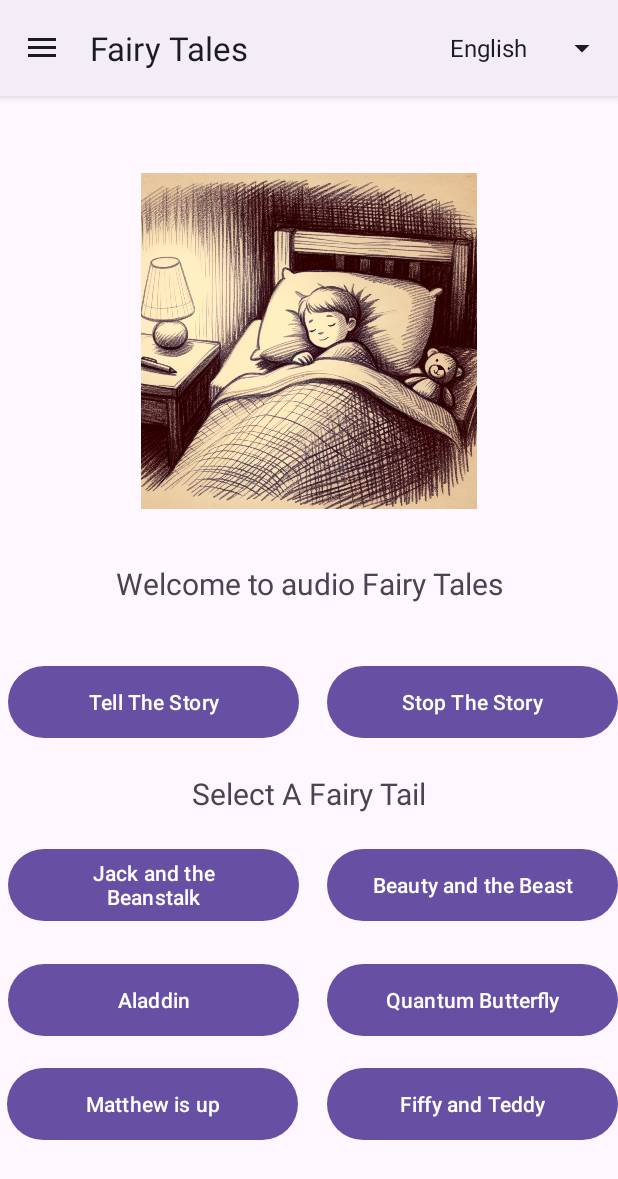
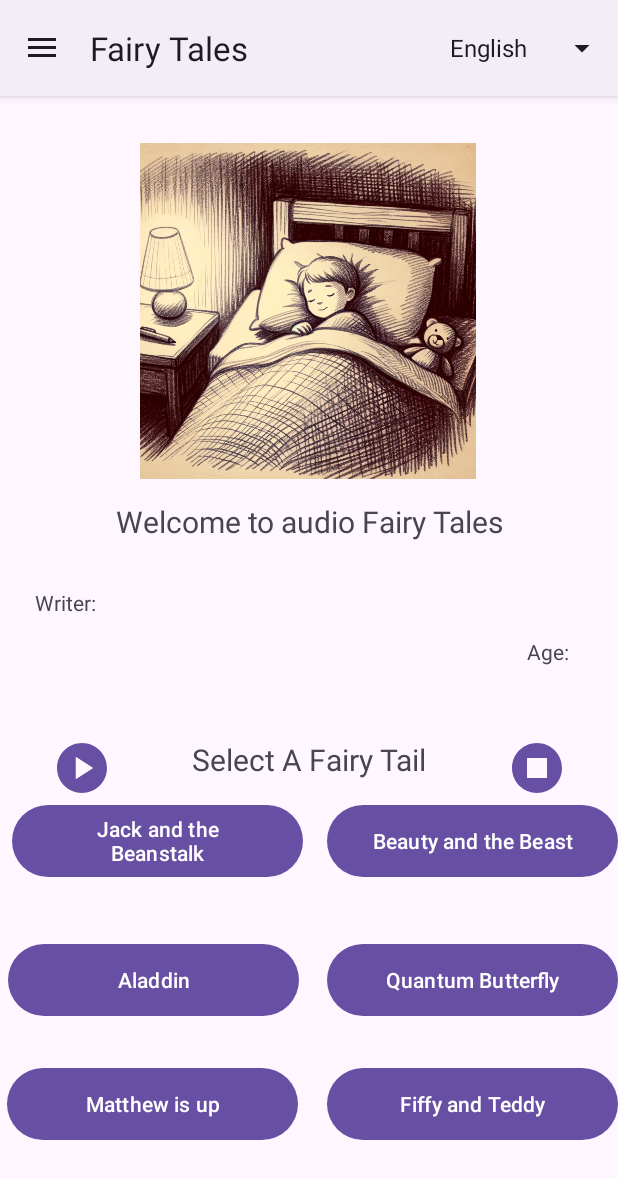
Before and after one commit to tassosant/telikh_ergasia, an Android app: the MainActivity1 screen opened directly, with no data from a screen before it, after a tap on "Fiffy and Teddy", on a phone screen of 412 x 824 dp. Shown: the top 1179 px of the screen. Run offline under Robolectric (Android 15) with nearby library versions, the phone set to English and light mode, and no system bars; our stand-ins replace Firebase (no records; nobody signed in at launch, a user with empty details on screens opened directly); 5 statements that could not run were skipped.

Commit message:
Changed button icons for play and stop, implemented textViews for writer and age

```diff
--- a/app/src/main/java/com/unipi/tantoniou/telikh_ergasia/activities/dynamic/MainActivity1.java
+++ b/app/src/main/java/com/unipi/tantoniou/telikh_ergasia/activities/dynamic/MainActivity1.java
@@ -24,6 +24,10 @@ public class MainActivity1 extends CustomMenuActivity {
     ImageView storyImage;
 
     TextView textViewTitle;
+
+    TextView textViewAge;
+
+    TextView textViewWriter;
     MyTts myTts;
 
     Button tellTheStory;
@@ -55,6 +59,8 @@ public class MainActivity1 extends CustomMenuActivity {
         storyImage.setImageDrawable(getResources().getDrawable(R.drawable.home_image));
         textViewTitle = findViewById(R.id.textViewTitle);
         textViewTitle.setText("Welcome to audio Fairy Tales");
+        textViewWriter = findViewById(R.id.textViewWriter);
+        textViewAge = findViewById(R.id.textViewAge);
         tellTheStory = findViewById(R.id.button3);
         tellTheStory.setVisibility(View.INVISIBLE);
         stopTheStory = findViewById(R.id.button);
@@ -120,6 +126,8 @@ public class MainActivity1 extends CustomMenuActivity {
         valueEventListenerCustom.setStoryImage(storyImage);
         valueEventListenerCustom.setTitle(textViewTitle);
         valueEventListenerCustom.setText(story);
+        valueEventListenerCustom.setWriter(textViewWriter);
+        valueEventListenerCustom.setAge(textViewAge);
         storyReference.addListenerForSingleValueEvent(valueEventListenerCustom);
         tellTheStory.setVisibility(View.VISIBLE);
         stopTheStory.setVisibility(View.VISIBLE);
@@ -135,6 +143,8 @@ public class MainActivity1 extends CustomMenuActivity {
         valueEventListenerCustom.setStoryImage(storyImage);
         valueEventListenerCustom.setTitle(textViewTitle);
         valueEventListenerCustom.setText(story);
+        valueEventListenerCustom.setWriter(textViewWriter);
+        valueEventListenerCustom.setAge(textViewAge);
         storyReference.addListenerForSingleValueEvent(valueEventListenerCustom);
         tellTheStory.setVisibility(View.VISIBLE);
         stopTheStory.setVisibility(View.VISIBLE);
@@ -149,6 +159,8 @@ public class MainActivity1 extends CustomMenuActivity {
         valueEventListenerCustom.setStoryImage(storyImage);
         valueEventListenerCustom.setTitle(textViewTitle);
         valueEventListenerCustom.setText(story);
+        valueEventListenerCustom.setWriter(textViewWriter);
+        valueEventListenerCustom.setAge(textViewAge);
         storyReference.addListenerForSingleValueEvent(valueEventListenerCustom);
         tellTheStory.setVisibility(View.VISIBLE);
         stopTheStory.setVisibility(View.VISIBLE);
@@ -163,6 +175,8 @@ public class MainActivity1 extends CustomMenuActivity {
         valueEventListenerCustom.setStoryImage(storyImage);
         valueEventListenerCustom.setTitle(textViewTitle);
         valueEventListenerCustom.setText(story);
+        valueEventListenerCustom.setWriter(textViewWriter);
+        valueEventListenerCustom.setAge(textViewAge);
         storyReference.addListenerForSingleValueEvent(valueEventListenerCustom);
         tellTheStory.setVisibility(View.VISIBLE);
         stopTheStory.setVisibility(View.VISIBLE);
@@ -178,6 +192,8 @@ public class MainActivity1 extends CustomMenuActivity {
         valueEventListenerCustom.setStoryImage(storyImage);
         valueEventListenerCustom.setTitle(textViewTitle);
         valueEventListenerCustom.setText(story);
+        valueEventListenerCustom.setWriter(textViewWriter);
+        valueEventListenerCustom.setAge(textViewAge);
         storyReference.addListenerForSingleValueEvent(valueEventListenerCustom);
         tellTheStory.setVisibility(View.VISIBLE);
         stopTheStory.setVisibility(View.VISIBLE);
@@ -192,6 +208,8 @@ public class MainActivity1 extends CustomMenuActivity {
         valueEventListenerCustom.setStoryImage(storyImage);
         valueEventListenerCustom.setTitle(textViewTitle);
         valueEventListenerCustom.setText(story);
+        valueEventListenerCustom.setWriter(textViewWriter);
+        valueEventListenerCustom.setAge(textViewAge);
         storyReference.addListenerForSingleValueEvent(valueEventListenerCustom);
         tellTheStory.setVisibility(View.VISIBLE);
         stopTheStory.setVisibility(View.VISIBLE);
--- a/app/src/main/java/com/unipi/tantoniou/telikh_ergasia/database/ValueEventListenerCustom.java
+++ b/app/src/main/java/com/unipi/tantoniou/telikh_ergasia/database/ValueEventListenerCustom.java
@@ -27,6 +27,8 @@ public class ValueEventListenerCustom implements ValueEventListener {
     ImageView storyImage;
 
     TextView title;
+
+    TextView age;
 
     TextView writer;
     String text;
@@ -78,8 +80,14 @@ public class ValueEventListenerCustom implements ValueEventListener {
         }
 
 
+        if(this.writer!=null) {
+            getElementWriter(snapshot);
+        }
 
-//        getElementWriter(snapshot);
+        if(this.age!=null){
+            getElementAge(snapshot);
+        }
+
 //        getElementId(snapshot);
     }
 
@@ -121,7 +129,15 @@ public class ValueEventListenerCustom implements ValueEventListener {
     }
 
     private void getElementWriter(DataSnapshot dataSnapshot){
-       this.writer.setText(dataSnapshot.child("Writer").getValue().toString());
+        StringBuilder stringBuilder = new StringBuilder("Writer:");
+        stringBuilder.append(dataSnapshot.child("Writer").getValue().toString());
+       this.writer.setText(stringBuilder.toString());
+    }
+
+    private void getElementAge(DataSnapshot dataSnapshot){
+        StringBuilder stringBuilder = new StringBuilder("Age:");
+        stringBuilder.append(dataSnapshot.child("Age").getValue().toString());
+        this.age.setText(stringBuilder);
     }
 
     private void getTitle(DataSnapshot snapshot){
@@ -151,4 +167,13 @@ public class ValueEventListenerCustom implements ValueEventListener {
     public void setText(String text) {
         this.text = text;
     }
+
+
+    public TextView getAge() {
+        return age;
+    }
+
+    public void setAge(TextView age) {
+        this.age = age;
+    }
 }
--- /dev/null
+++ b/app/src/main/res/drawable/ic_play.xml
@@ -0,0 +1,5 @@
+<vector android:height="24dp" android:tint="#000000"
+    android:viewportHeight="24" android:viewportWidth="24"
+    android:width="24dp" xmlns:android="http://schemas.android.com/apk/res/android">
+    <path android:fillColor="@android:color/white" android:pathData="M12,2C6.48,2 2,6.48 2,12s4.48,10 10,10s10,-4.48 10,-10S17.52,2 12,2zM9.5,16.5v-9l7,4.5L9.5,16.5z"/>
+</vector>
--- /dev/null
+++ b/app/src/main/res/drawable/ic_stop.xml
@@ -0,0 +1,5 @@
+<vector android:height="24dp" android:tint="#000000"
+    android:viewportHeight="24" android:viewportWidth="24"
+    android:width="24dp" xmlns:android="http://schemas.android.com/apk/res/android">
+    <path android:fillColor="@android:color/white" android:pathData="M12,2C6.48,2 2,6.48 2,12c0,5.52 4.48,10 10,10s10,-4.48 10,-10C22,6.48 17.52,2 12,2zM16,16H8V8h8V16z"/>
+</vector>
--- a/app/src/main/res/layout/activity_main1.xml
+++ b/app/src/main/res/layout/activity_main1.xml
@@ -16,26 +16,26 @@
 
         <Button
             android:id="@+id/button"
-            android:layout_width="194dp"
-            android:layout_height="56dp"
-            android:layout_marginBottom="328dp"
+            android:layout_width="40dp"
+            android:layout_height="40dp"
+            android:layout_marginBottom="292dp"
+            android:background="@drawable/ic_stop"
             android:onClick="stopStory"
-            android:text="Stop The Story"
             app:layout_constraintBottom_toBottomOf="parent"
             app:layout_constraintEnd_toEndOf="parent"
-            app:layout_constraintHorizontal_bias="1.0"
+            app:layout_constraintHorizontal_bias="0.908"
             app:layout_constraintStart_toStartOf="parent" />
 
         <Button
             android:id="@+id/button3"
-            android:layout_width="194dp"
-            android:layout_height="56dp"
-            android:layout_marginBottom="328dp"
+            android:layout_width="40dp"
+            android:layout_height="40dp"
+            android:layout_marginBottom="292dp"
+            android:background="@drawable/ic_play"
             android:onClick="tellStory"
-            android:text="Tell The Story"
             app:layout_constraintBottom_toBottomOf="parent"
             app:layout_constraintEnd_toEndOf="parent"
-            app:layout_constraintHorizontal_bias="0.023"
+            app:layout_constraintHorizontal_bias="0.094"
             app:layout_constraintStart_toStartOf="parent" />
 
         <Button
@@ -63,8 +63,8 @@
             app:layout_constraintEnd_toEndOf="parent"
             app:layout_constraintHorizontal_bias="0.023"
             app:layout_constraintStart_toStartOf="parent"
-            app:layout_constraintTop_toBottomOf="@+id/button3"
-            app:layout_constraintVertical_bias="0.674" />
+            app:layout_constraintTop_toBottomOf="@+id/textViewTitle"
+            app:layout_constraintVertical_bias="0.753" />
 
         <Button
             android:id="@+id/buttonStory5"
@@ -89,10 +89,10 @@
             android:text="@string/jack"
             app:layout_constraintBottom_toBottomOf="parent"
             app:layout_constraintEnd_toEndOf="parent"
-            app:layout_constraintHorizontal_bias="0.023"
+            app:layout_constraintHorizontal_bias="0.036"
             app:layout_constraintStart_toStartOf="parent"
-            app:layout_constraintTop_toBottomOf="@+id/button3"
-            app:layout_constraintVertical_bias="0.311" />
+            app:layout_constraintTop_toBottomOf="@+id/textViewTitle"
+            app:layout_constraintVertical_bias="0.478" />
 
         <Button
             android:id="@+id/buttonStory6"
@@ -105,8 +105,8 @@
             app:layout_constraintEnd_toEndOf="parent"
             app:layout_constraintHorizontal_bias="1.0"
             app:layout_constraintStart_toStartOf="parent"
-            app:layout_constraintTop_toBottomOf="@+id/button3"
-            app:layout_constraintVertical_bias="0.674" />
+            app:layout_constraintTop_toBottomOf="@+id/textViewTitle"
+            app:layout_constraintVertical_bias="0.753" />
 
         <Button
             android:id="@+id/buttonStory"
@@ -119,8 +119,8 @@
             app:layout_constraintEnd_toEndOf="parent"
             app:layout_constraintHorizontal_bias="1.0"
             app:layout_constraintStart_toStartOf="parent"
-            app:layout_constraintTop_toBottomOf="@+id/button3"
-            app:layout_constraintVertical_bias="0.311" />
+            app:layout_constraintTop_toBottomOf="@+id/textViewTitle"
+            app:layout_constraintVertical_bias="0.478" />
 
         <ImageView
             android:id="@+id/storyImage"
@@ -129,21 +129,24 @@
             android:contentDescription="Story image"
             app:layout_constraintBottom_toBottomOf="parent"
             app:layout_constraintEnd_toEndOf="parent"
+            app:layout_constraintHorizontal_bias="0.497"
             app:layout_constraintStart_toStartOf="parent"
             app:layout_constraintTop_toTopOf="parent"
-            app:layout_constraintVertical_bias="0.072"
+            app:layout_constraintVertical_bias="0.033"
             tools:srcCompat="@tools:sample/avatars" />
 
         <TextView
             android:id="@+id/textViewTitle"
-            android:layout_width="273dp"
-            android:layout_height="44dp"
+            android:layout_width="342dp"
+            android:layout_height="38dp"
             android:textAlignment="center"
             android:textSize="20sp"
             app:layout_constraintBottom_toTopOf="@+id/button3"
             app:layout_constraintEnd_toEndOf="parent"
+            app:layout_constraintHorizontal_bias="0.507"
             app:layout_constraintStart_toStartOf="parent"
-            app:layout_constraintTop_toBottomOf="@+id/storyImage" />
+            app:layout_constraintTop_toBottomOf="@+id/storyImage"
+            app:layout_constraintVertical_bias="0.0" />
 
         <TextView
             android:id="@+id/textView2"
@@ -156,8 +159,32 @@
             app:layout_constraintBottom_toBottomOf="parent"
             app:layout_constraintEnd_toEndOf="parent"
             app:layout_constraintStart_toStartOf="parent"
-            app:layout_constraintTop_toBottomOf="@+id/button3"
-            app:layout_constraintVertical_bias="0.065" />
+            app:layout_constraintTop_toBottomOf="@+id/textViewTitle"
+            app:layout_constraintVertical_bias="0.284" />
+
+        <TextView
+            android:id="@+id/textViewWriter"
+            android:layout_width="191dp"
+            android:layout_height="54dp"
+            android:layout_marginTop="20dp"
+            app:layout_constraintBottom_toTopOf="@+id/button3"
+            app:layout_constraintEnd_toEndOf="parent"
+            app:layout_constraintHorizontal_bias="0.106"
+            app:layout_constraintStart_toStartOf="parent"
+            app:layout_constraintTop_toBottomOf="@+id/textViewTitle"
+            app:layout_constraintVertical_bias="0.0" />
+
+        <TextView
+            android:id="@+id/textViewAge"
+            android:layout_width="wrap_content"
+            android:layout_height="wrap_content"
+            android:layout_marginEnd="24dp"
+            app:layout_constraintBottom_toTopOf="@+id/button"
+            app:layout_constraintEnd_toEndOf="parent"
+            app:layout_constraintHorizontal_bias="0.942"
+            app:layout_constraintStart_toEndOf="@+id/textViewWriter"
+            app:layout_constraintTop_toBottomOf="@+id/textViewTitle"
+            app:layout_constraintVertical_bias="0.52" />
 
     </androidx.constraintlayout.widget.ConstraintLayout>
     <com.google.android.material.navigation.NavigationView
```
